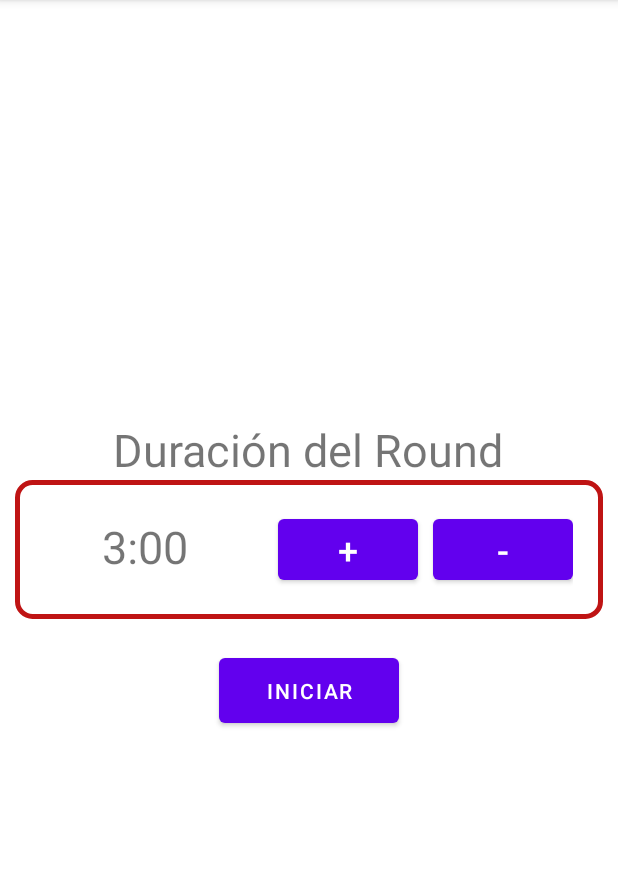
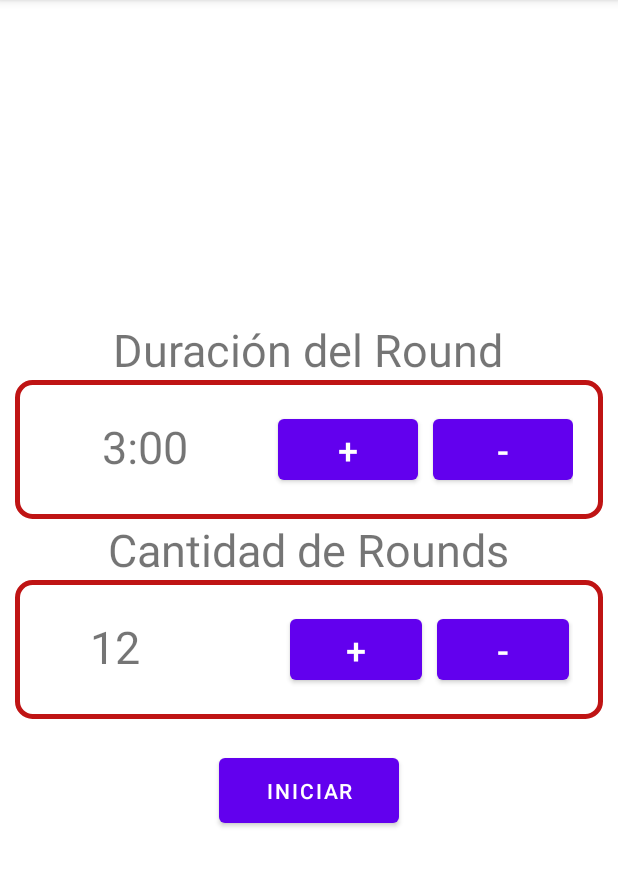
Before and after one commit to acquanero/BoxingTimer, an Android app: the screen it shows after launch (MainActivity), on a phone screen of 412 x 824 dp, the part 84-971 px from its top. Run offline under Robolectric (Android 15) with nearby library versions, the light colour scheme and no system bars.

Commit message:
add round counter with buttons to add and rest number of rounds

```diff
--- a/app/src/main/java/com/acquanero/boxingtimer/MainActivity.java
+++ b/app/src/main/java/com/acquanero/boxingtimer/MainActivity.java
@@ -11,18 +11,25 @@ public class MainActivity extends AppCompatActivity {
 
     private TextView round_seconds_txt;
     private TextView round_minutes_txt;
+    private TextView round_numbers_txt;
 
     int roundSeconds;
     int roundMinutes;
+    int roundNumbers;
 
     private Button buttonAddTime;
     private  Button buttonRestTime;
+
+    private Button buttonAddRounds;
+    private  Button buttonRestRounds;
+
 
     @Override
     protected void onCreate(Bundle savedInstanceState) {
         super.onCreate(savedInstanceState);
         setContentView(R.layout.activity_main);
 
+        //buttons and labels for rounds time
         round_seconds_txt = findViewById(R.id.label_reound_seconds_shown);
         roundSeconds = Integer.parseInt(round_seconds_txt.getText().toString());
 
@@ -46,6 +53,33 @@ public class MainActivity extends AppCompatActivity {
             public void onClick(View view) {
 
                 restTimeToRound();
+
+            }
+        });
+
+        //buttons and label for round numbers
+
+        round_numbers_txt = findViewById(R.id.round_numbers);
+
+        roundNumbers = Integer.parseInt(round_numbers_txt.getText().toString());
+
+        buttonAddRounds = findViewById(R.id.button_add_rounds);
+        buttonRestRounds = findViewById(R.id.button_rest_rounds);
+
+        buttonAddRounds.setOnClickListener(new View.OnClickListener() {
+            @Override
+            public void onClick(View v) {
+
+                addNumberOfRounds();
+
+            }
+        });
+
+        buttonRestRounds.setOnClickListener(new View.OnClickListener() {
+            @Override
+            public void onClick(View v) {
+
+                restNumberOfRounds();
 
             }
         });
@@ -108,4 +142,25 @@ public class MainActivity extends AppCompatActivity {
         }
 
     }
+
+    private void addNumberOfRounds(){
+
+        roundNumbers = roundNumbers + 1;
+
+        round_numbers_txt.setText(String.valueOf(roundNumbers));
+
+
+    }
+
+    private  void restNumberOfRounds(){
+
+        if (roundNumbers > 1){
+
+            roundNumbers = roundNumbers - 1;
+
+            round_numbers_txt.setText(String.valueOf(roundNumbers));
+
+        }
+
+    }
 }
--- a/app/src/main/res/layout/activity_main.xml
+++ b/app/src/main/res/layout/activity_main.xml
@@ -69,6 +69,50 @@
 
     </LinearLayout>
 
+    <TextView
+        android:id="@+id/label_round_numbers"
+        android:layout_width="wrap_content"
+        android:layout_height="wrap_content"
+        android:gravity="center"
+        android:text="@string/label_number_of_rounds"
+        android:textSize="30sp" />
+
+    <LinearLayout
+        android:background="@drawable/mybox"
+        android:padding="20dp"
+        android:layout_marginHorizontal="10dp"
+        android:layout_width="match_parent"
+        android:layout_height="wrap_content"
+        android:orientation="horizontal">
+
+        <TextView
+            android:id="@+id/round_numbers"
+            android:layout_width="wrap_content"
+            android:layout_height="wrap_content"
+            android:text="@string/initial_round_numbers"
+            android:textAlignment="viewEnd"
+            android:paddingEnd="100dp"
+            android:paddingStart="30dp"
+            android:textSize="30sp" />
+
+        <Button
+            android:id="@+id/button_add_rounds"
+            android:layout_width="wrap_content"
+            android:layout_height="wrap_content"
+            android:layout_marginRight="10dp"
+            android:text="@string/label_button_add_time"
+            android:textSize="24sp" />
+
+        <Button
+            android:id="@+id/button_rest_rounds"
+            android:layout_width="wrap_content"
+            android:layout_height="wrap_content"
+            android:text="@string/label_button_rest_time"
+            android:textSize="24sp" />
+
+
+    </LinearLayout>
+
     <Button
         android:id="@+id/button_start_timer"
         android:layout_width="wrap_content"
--- a/app/src/main/res/values/strings.xml
+++ b/app/src/main/res/values/strings.xml
@@ -7,4 +7,6 @@
     <string name="label_button_rest_time">-</string>
     <string name="time_dots_separator">:</string>
     <string name="label_button_start">Iniciar</string>
+    <string name="label_number_of_rounds">Cantidad de Rounds</string>
+    <string name="initial_round_numbers">12</string>
 </resources>
```
